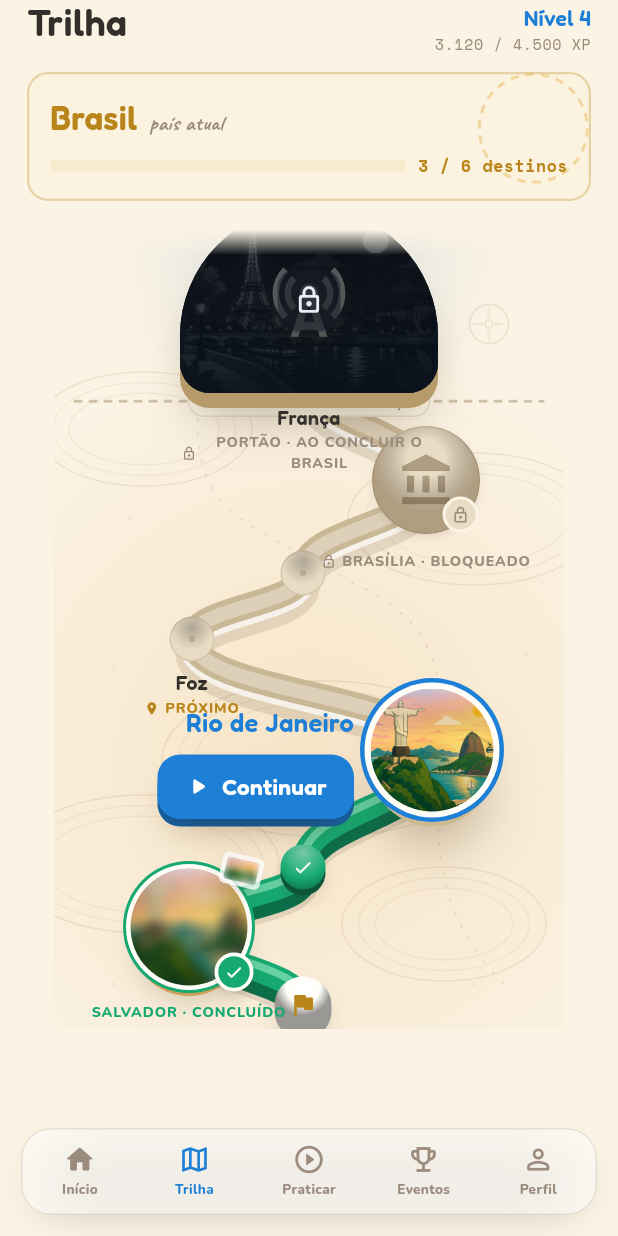
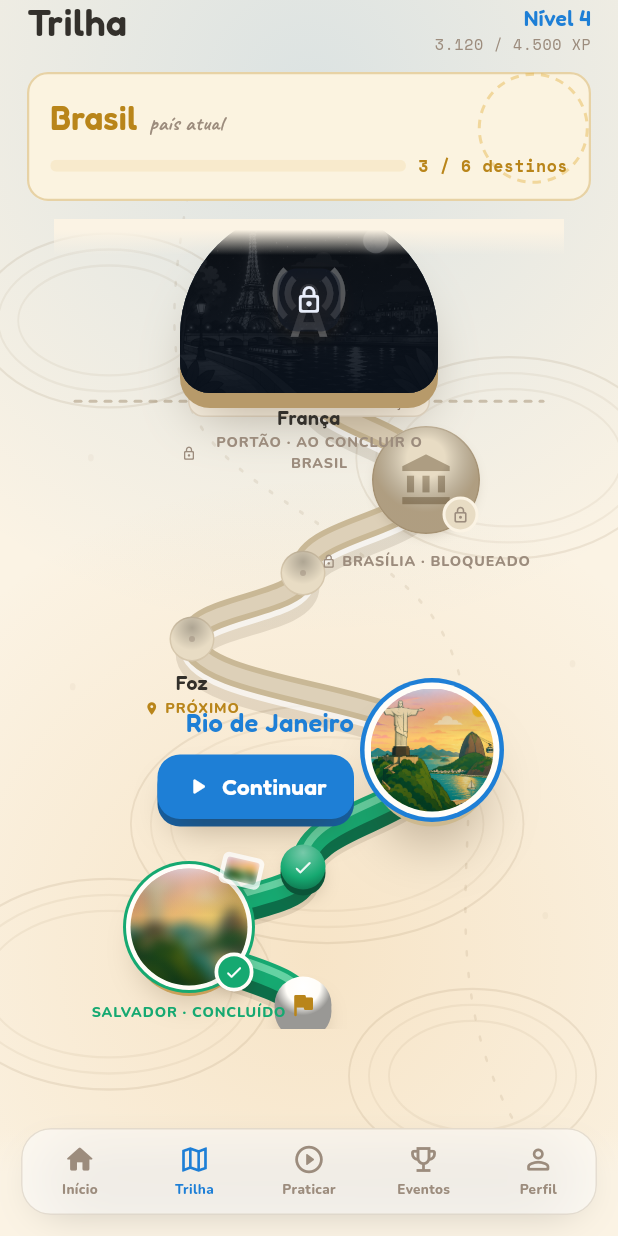
Before and after one commit to mateusdsoc/VocabKids, a Flutter app: the TrilhaScreen screen opened directly, on a phone screen of 412 x 824 dp. Run offline on Flutter 3.47's test engine with Material 3 defaults, Android fonts, the phone set to English and light mode, and no system bars; our stand-ins replace flutter_riverpod, google_fonts, shared_preferences; accounts and stored records are empty.

Commit message:
correções de telas

```diff
--- a/app/lib/core/config.dart
+++ b/app/lib/core/config.dart
@@ -1,3 +1,5 @@
+import 'package:flutter/material.dart' show ThemeMode;
+
 /// Configuração de ambiente do app.
 ///
 /// A base da API vem de `--dart-define=API_BASE_URL=...` (interface estável,
@@ -9,4 +11,17 @@ class AppConfig {
     'API_BASE_URL',
     defaultValue: 'http://10.0.2.2:8000',
   );
+
+  /// Modo demo: `--dart-define=DEMO=true` pula o auth e carrega dados sample
+  /// em todas as telas — útil para validar o design sem backend.
+  static const bool demo = bool.fromEnvironment('DEMO');
+
+  /// Tema forçado: `--dart-define=THEME=dark` ou `=light`.
+  /// Sem o flag, segue o sistema (`ThemeMode.system`).
+  static const String _theme = String.fromEnvironment('THEME');
+  static ThemeMode get themeMode => switch (_theme) {
+        'dark' => ThemeMode.dark,
+        'light' => ThemeMode.light,
+        _ => ThemeMode.system,
+      };
 }
--- a/app/lib/features/home/home_providers.dart
+++ b/app/lib/features/home/home_providers.dart
@@ -1,5 +1,6 @@
 import 'package:flutter_riverpod/flutter_riverpod.dart';
 
+import '../../core/config.dart';
 import '../identidade/auth_controller.dart';
 import 'data/trilha_repository.dart';
 import 'home_data.dart';
@@ -16,7 +17,9 @@ final trilhaRepositoryProvider = Provider<TrilhaRepository>(
 /// `autoDispose`: a Home é destino de navegação; ao sair, o estado é liberado e
 /// reconstruído fresco no retorno (evita servir dados velhos pós-sessão).
 final homeDataProvider = FutureProvider.autoDispose<HomeData>((ref) async {
-  final me = ref.watch(authControllerProvider).valueOrNull;
+  if (AppConfig.demo) return HomeData.sample();
+
+  final me = ref.watch(authControllerProvider).value;
   if (me == null) {
     throw StateError('Home requer um aluno autenticado.');
   }
--- a/app/lib/features/home/widgets/home_top_bar.dart
+++ b/app/lib/features/home/widgets/home_top_bar.dart
@@ -4,7 +4,7 @@ import '../../../core/theme/app_colors.dart';
 import '../../../core/theme/app_typography.dart';
 import '../../../core/widgets/app_icons.dart';
 
-/// Topo da Home: avatar com anel, saudação ("Bom te ver, <nome>") e o selo
+/// Topo da Home: avatar com anel, saudação ("Bom te ver, `nome`") e o selo
 /// **Passaporte** em destaque (pílula preenchida na cor primária).
 class HomeTopBar extends StatelessWidget {
   const HomeTopBar({
@@ -27,7 +27,7 @@ class HomeTopBar extends StatelessWidget {
       children: [
         _Avatar(initial: initial, onTap: onAvatarTap),
         const SizedBox(width: 11),
-        Flexible(
+        Expanded(
           child: Column(
             crossAxisAlignment: CrossAxisAlignment.start,
             mainAxisSize: MainAxisSize.min,
--- a/app/lib/features/trilha/trilha_screen.dart
+++ b/app/lib/features/trilha/trilha_screen.dart
@@ -177,6 +177,8 @@ class _Background extends StatelessWidget {
               ),
             ),
           ],
+          // Banhos de cor + textura cartográfica cobrindo a tela inteira.
+          const Positioned.fill(child: TrilhaBackdrop()),
           child,
         ],
       ),
--- a/app/lib/features/trilha/widgets/trilha_map.dart
+++ b/app/lib/features/trilha/widgets/trilha_map.dart
@@ -34,35 +34,6 @@ class TrilhaMap extends StatelessWidget {
         child: Stack(
           clipBehavior: Clip.none,
           children: [
-            // banhos de cor (frio em cima, quente embaixo)
-            Positioned(
-              left: -10, right: -10, top: 0, height: fy + 30,
-              child: DecoratedBox(
-                decoration: BoxDecoration(
-                  gradient: RadialGradient(
-                    center: const Alignment(0, -0.92),
-                    radius: 1.1,
-                    colors: [t.washCool, t.washCool.withValues(alpha: 0)],
-                    stops: const [0, 0.8],
-                  ),
-                ),
-              ),
-            ),
-            Positioned(
-              left: -10, right: -10, top: fy - 20, bottom: 0,
-              child: DecoratedBox(
-                decoration: BoxDecoration(
-                  gradient: RadialGradient(
-                    center: const Alignment(0, 0.2),
-                    radius: 1.0,
-                    colors: [t.washWarm, t.washWarm.withValues(alpha: 0)],
-                    stops: const [0, 0.78],
-                  ),
-                ),
-              ),
-            ),
-            // textura cartográfica
-            Positioned.fill(child: CustomPaint(painter: _TexturePainter(t))),
             // caminho
             Positioned.fill(child: CustomPaint(painter: _PathPainter(data.nodes, t))),
             // fronteira única
@@ -135,6 +106,50 @@ class TrilhaMap extends StatelessWidget {
       top: n.y - 30,
       width: 170,
       child: _CurrentAside(node: n, onContinue: onContinue),
+    );
+  }
+}
+
+/// Fundo da Trilha que cobre **a tela toda**: banhos de cor (frio em cima,
+/// quente embaixo) e a textura cartográfica. Separado do [TrilhaMap] para que
+/// os nós (espaço lógico 340×540) fiquem centralizados por cima de um fundo
+/// contínuo, sem o retângulo recortado.
+class TrilhaBackdrop extends StatelessWidget {
+  const TrilhaBackdrop({super.key});
+
+  @override
+  Widget build(BuildContext context) {
+    final t = TrilhaTones.of(context);
+    return IgnorePointer(
+      child: Stack(
+        fit: StackFit.expand,
+        children: [
+          // banho frio (topo)
+          DecoratedBox(
+            decoration: BoxDecoration(
+              gradient: RadialGradient(
+                center: const Alignment(0, -0.85),
+                radius: 1.1,
+                colors: [t.washCool, t.washCool.withValues(alpha: 0)],
+                stops: const [0, 0.8],
+              ),
+            ),
+          ),
+          // banho quente (base)
+          DecoratedBox(
+            decoration: BoxDecoration(
+              gradient: RadialGradient(
+                center: const Alignment(0, 0.55),
+                radius: 1.0,
+                colors: [t.washWarm, t.washWarm.withValues(alpha: 0)],
+                stops: const [0, 0.78],
+              ),
+            ),
+          ),
+          // textura cartográfica (escala para preencher a tela)
+          CustomPaint(painter: _TexturePainter(t)),
+        ],
+      ),
     );
   }
 }
--- a/app/lib/main.dart
+++ b/app/lib/main.dart
@@ -1,6 +1,7 @@
 import 'package:flutter/material.dart';
 import 'package:flutter_riverpod/flutter_riverpod.dart';
 
+import 'core/config.dart';
 import 'core/theme/app_dimens.dart';
 import 'core/theme/app_theme.dart';
 import 'features/home/home_screen.dart';
@@ -23,7 +24,7 @@ class VocabKidsApp extends StatelessWidget {
       // A escolha segue o sistema; a mesma árvore renderiza nos dois.
       theme: AppTheme.light,
       darkTheme: AppTheme.dark,
-      themeMode: ThemeMode.system,
+      themeMode: AppConfig.themeMode,
       themeAnimationDuration: AppDurations.themeSwitch,
       home: const _Gate(),
     );
@@ -37,12 +38,13 @@ class _Gate extends ConsumerWidget {
 
   @override
   Widget build(BuildContext context, WidgetRef ref) {
+    if (AppConfig.demo) return const HomeScreen();
+
     final auth = ref.watch(authControllerProvider);
     return auth.when(
       loading: () => const Scaffold(
         body: Center(child: CircularProgressIndicator()),
       ),
-      // Erro na restauração inicial não deve travar o app: vai para a entrada.
       error: (_, _) => const EntradaScreen(),
       data: (me) => me == null ? const EntradaScreen() : const HomeScreen(),
     );
--- a/app/pubspec.yaml
+++ b/app/pubspec.yaml
@@ -34,6 +34,7 @@ dependencies:
   # The following adds the Cupertino Icons font to your application.
   # Use with the CupertinoIcons class for iOS style icons.
   cupertino_icons: ^1.0.8
+  characters: ^1.4.0
   flutter_riverpod: ^3.3.1
   http: ^1.6.0
   shared_preferences: ^2.5.5
```
Also changed, not shown: app/lib/features/home/widgets/continue_card.dart (+13 -18 lines), app/pubspec.lock, 1 other file.
